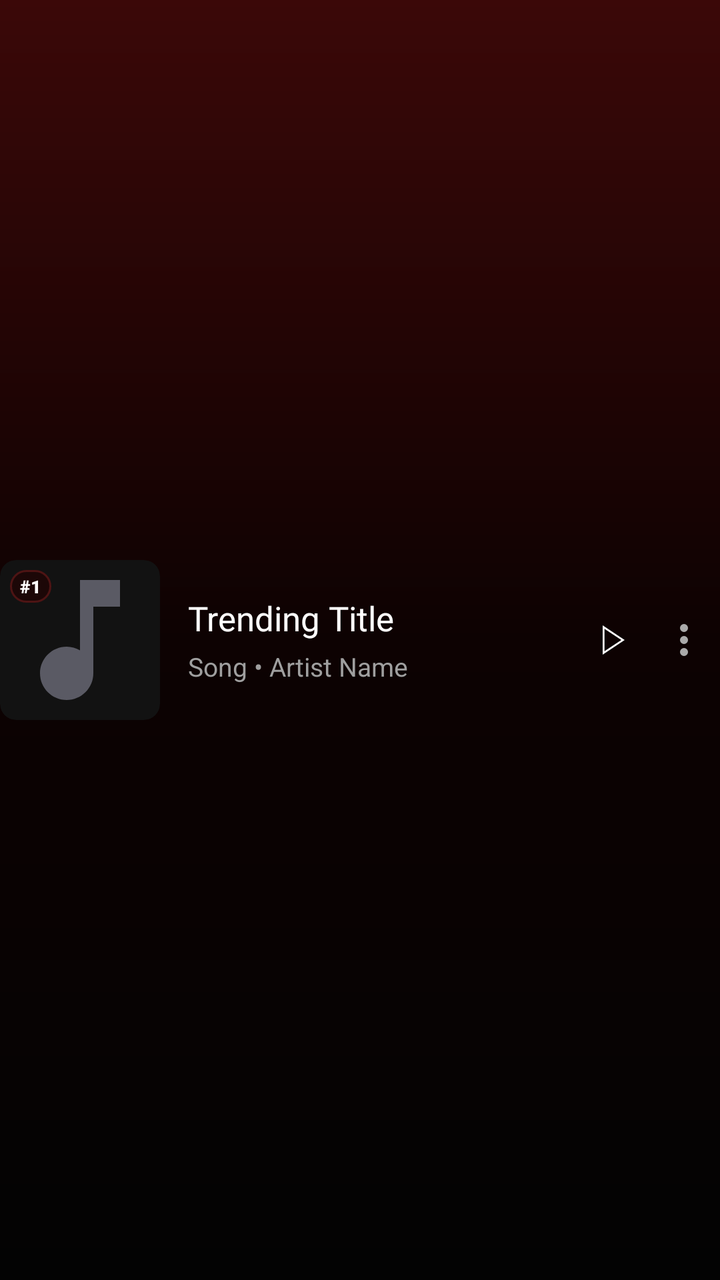
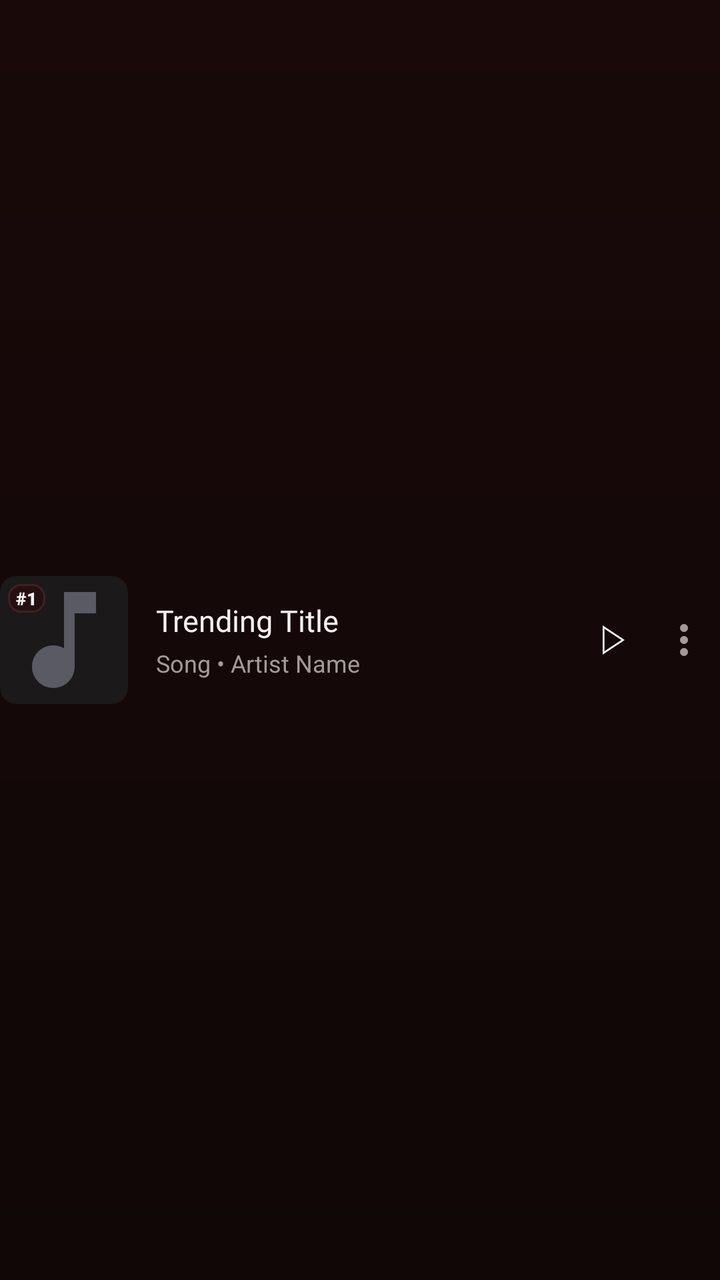

An Android layout rendered at two revisions. The XML below is the earlier revision; the diff shows what the commit changed to produce the second picture.
<!-- AndroidManifest.xml: application theme Theme.BraveMusicPlayer -->
<!-- res/layout/item_trending_row.xml -->
<?xml version="1.0" encoding="utf-8"?>
<LinearLayout xmlns:android="http://schemas.android.com/apk/res/android"
    xmlns:app="http://schemas.android.com/apk/res-auto"
    android:layout_width="match_parent"
    android:layout_height="wrap_content"
    android:background="?android:attr/selectableItemBackground"
    android:gravity="center_vertical"
    android:orientation="horizontal"
    android:paddingTop="8dp"
    android:paddingBottom="8dp">

    
    <androidx.cardview.widget.CardView
        android:layout_width="80dp"
        android:layout_height="80dp"
        app:cardBackgroundColor="@color/surface_black"
        app:cardCornerRadius="8dp"
        app:cardElevation="0dp">

        <ImageView
            android:id="@+id/ivTrendingThumb"
            android:layout_width="match_parent"
            android:layout_height="match_parent"
            android:contentDescription="Trending Artwork"
            android:scaleType="centerCrop"
            android:src="@drawable/ic_music_note" />

        
        <TextView
            android:id="@+id/tvTrendingRankBadge"
            android:layout_width="wrap_content"
            android:layout_height="wrap_content"
            android:layout_gravity="top|start"
            android:layout_margin="5dp"
            android:background="@drawable/bg_pill_badge"
            android:fontFamily="sans-serif-black"
            android:paddingStart="5dp"
            android:paddingTop="2dp"
            android:paddingEnd="5dp"
            android:paddingBottom="2dp"
            android:text="#1"
            android:textColor="@color/white_primary"
            android:textSize="9sp" />
    </androidx.cardview.widget.CardView>

    
    <LinearLayout
        android:layout_width="0dp"
        android:layout_height="wrap_content"
        android:layout_marginStart="14dp"
        android:layout_marginEnd="8dp"
        android:layout_weight="1"
        android:orientation="vertical">

        <TextView
            android:id="@+id/tvTrendingTitle"
            android:layout_width="wrap_content"
            android:layout_height="wrap_content"
            android:ellipsize="end"
            android:fontFamily="@font/youtube_sans_bold_font"
            android:maxLines="1"
            android:text="Trending Title"
            android:textColor="@color/white_primary"
            android:textSize="17sp" />

        <TextView
            android:id="@+id/tvTrendingSubtitle"
            android:layout_width="wrap_content"
            android:layout_height="wrap_content"
            android:layout_marginTop="4dp"
            android:ellipsize="end"
            android:fontFamily="sans-serif"
            android:maxLines="1"
            android:text="Song • Artist Name"
            android:textColor="@color/muted_grey"
            android:textSize="13sp" />
    </LinearLayout>

    
    <ImageView
        android:id="@+id/btnTrendingPlay"
        android:layout_width="38dp"
        android:layout_height="38dp"
        android:background="?android:attr/selectableItemBackgroundBorderless"
        android:contentDescription="Play Trending Item"
        android:padding="8dp"
        android:src="@drawable/ic_ytm_play"
        app:tint="@color/white_primary" />

    
    <ImageView
        android:id="@+id/btnTrendingOptions"
        android:layout_width="36dp"
        android:layout_height="36dp"
        android:background="?android:attr/selectableItemBackgroundBorderless"
        android:contentDescription="Trending Item Options"
        android:padding="6dp"
        android:src="@drawable/ic_ytm_overflow"
        app:tint="@color/light_grey_inactive" />

    
    <ImageView
        android:id="@+id/ivTrendingChevron"
        android:layout_width="26dp"
        android:layout_height="26dp"
        android:contentDescription="Open Details"
        android:src="@drawable/ic_ytm_chevron_right"
        android:visibility="gone"
        app:tint="@color/muted_grey" />

</LinearLayout>
<!-- resources referenced by this layout -->
<resources>
  <color name="light_grey_inactive">#AAAAAA</color>
  <color name="muted_grey">#9F9F9F</color>
  <color name="surface_black">#121212</color>
  <color name="white_primary">#FFFFFF</color>
  <!-- drawable bg_pill_badge (drawable) -->
  <?xml version="1.0" encoding="utf-8"?>
  <shape xmlns:android="http://schemas.android.com/apk/res/android"
      android:shape="rectangle">
      <solid android:color="@color/card_red_tint_surface" />
      <stroke
          android:width="1dp"
          android:color="@color/card_red_tint_border" />
      <corners android:radius="8dp" />
  </shape>
  <!-- drawable ic_music_note (drawable) -->
  <vector xmlns:android="http://schemas.android.com/apk/res/android"
      android:width="24dp"
      android:height="24dp"
      android:viewportWidth="24"
      android:viewportHeight="24">
      <path
          android:fillColor="#5A5A64"
          android:pathData="M12,3v10.55c-0.59,-0.34 -1.27,-0.55 -2,-0.55 -2.21,0 -4,1.79 -4,4s1.79,4 4,4 4,-1.79 4,-4V7h4V3h-6z"/>
  </vector>
  <!-- drawable ic_ytm_chevron_right (drawable) -->
  <?xml version="1.0" encoding="utf-8"?>
  <vector xmlns:android="http://schemas.android.com/apk/res/android"
      android:width="24dp"
      android:height="24dp"
      android:viewportWidth="24.0"
      android:viewportHeight="24.0">
      <path
          android:fillColor="@color/white_primary"
          android:pathData="M8.59,16.59L13.17,12 8.59,7.41 10,6l6,6 -6,6 -1.41,-1.41z" />
  </vector>
  <!-- drawable ic_ytm_play (drawable) -->
  <?xml version="1.0" encoding="utf-8"?>
  <vector  android:height="24.0dp" android:width="24.0dp" android:viewportWidth="24.0" android:viewportHeight="24.0"
    xmlns:android="http://schemas.android.com/apk/res/android">
      <path android:fillColor="@android:color/white" android:pathData="M9,5.87L18.2,12L9,18.13V5.87M8,4v16l12,-8L8,4L8,4z" />
  </vector>
  <style name="Theme.BraveMusicPlayer" parent="Theme.MaterialComponents.DayNight.NoActionBar">
          <item name="colorPrimary">@color/youtube_red</item>
          <item name="colorPrimaryVariant">@color/surface_black</item>
          <item name="colorOnPrimary">@color/white_primary</item>
          <item name="colorSecondary">@color/youtube_red</item>
          <item name="colorSecondaryVariant">@color/youtube_red</item>
          <item name="colorOnSecondary">@color/white_primary</item>
          <item name="android:colorBackground">@color/deep_black</item>
          <item name="android:statusBarColor">@color/ytm_bg_top_glow</item>
          <item name="android:navigationBarColor">@color/surface_black</item>
          <item name="android:windowBackground">@drawable/bg_ytm_gradient</item>
          <item name="bottomSheetDialogTheme">@style/YtmBottomSheetDialogTheme</item>
      </style>
  <color name="card_red_tint_surface">#1C0707</color>
  <color name="card_red_tint_border">#4E1414</color>
  <color name="youtube_red">#FF0000</color>
  <color name="deep_black">#030303</color>
  <color name="ytm_bg_top_glow">#3B0808</color>
  <!-- drawable bg_ytm_gradient (drawable) -->
  <?xml version="1.0" encoding="utf-8"?>
  <shape xmlns:android="http://schemas.android.com/apk/res/android"
      android:shape="rectangle">
      <gradient
          android:angle="270"
          android:startColor="@color/ytm_bg_top_glow"
          android:centerColor="@color/ytm_bg_middle"
          android:endColor="@color/ytm_bg_main"
          android:type="linear" />
  </shape>
  <style name="YtmBottomSheetDialogTheme" parent="Theme.Design.Light.BottomSheetDialog">
          <item name="bottomSheetStyle">@style/YtmBottomSheetStyle</item>
          <item name="android:windowIsFloating">false</item>
          <item name="android:navigationBarColor">@color/surface_black</item>
      </style>
  <color name="ytm_bg_middle">#0D0202</color>
  <color name="ytm_bg_main">#030303</color>
  <style name="YtmBottomSheetStyle" parent="Widget.Design.BottomSheet.Modal">
          <item name="android:background">@android:color/transparent</item>
      </style>
  <!-- unchanged entries left out for length: 1 -->
</resources>

<!-- the commit's change to res/layout/item_trending_row.xml (unified diff, before → after) -->
@@ -11,9 +11,9 @@
 
     
     <androidx.cardview.widget.CardView
-        android:layout_width="80dp"
-        android:layout_height="80dp"
-        app:cardBackgroundColor="@color/surface_black"
+        android:layout_width="64dp"
+        android:layout_height="64dp"
+        app:cardBackgroundColor="@color/surfaceCard"
         app:cardCornerRadius="8dp"
         app:cardElevation="0dp">
 
@@ -31,15 +31,15 @@
             android:layout_width="wrap_content"
             android:layout_height="wrap_content"
             android:layout_gravity="top|start"
-            android:layout_margin="5dp"
+            android:layout_margin="4dp"
             android:background="@drawable/bg_pill_badge"
             android:fontFamily="sans-serif-black"
-            android:paddingStart="5dp"
-            android:paddingTop="2dp"
-            android:paddingEnd="5dp"
-            android:paddingBottom="2dp"
+            android:paddingStart="4dp"
+            android:paddingTop="1dp"
+            android:paddingEnd="4dp"
+            android:paddingBottom="1dp"
             android:text="#1"
-            android:textColor="@color/white_primary"
+            android:textColor="@color/textPrimary"
             android:textSize="9sp" />
     </androidx.cardview.widget.CardView>
 
@@ -60,20 +60,20 @@
             android:fontFamily="@font/youtube_sans_bold_font"
             android:maxLines="1"
             android:text="Trending Title"
-            android:textColor="@color/white_primary"
-            android:textSize="17sp" />
+            android:textColor="@color/textPrimary"
+            android:textSize="15sp" />
 
         <TextView
             android:id="@+id/tvTrendingSubtitle"
             android:layout_width="wrap_content"
             android:layout_height="wrap_content"
-            android:layout_marginTop="4dp"
+            android:layout_marginTop="3dp"
             android:ellipsize="end"
             android:fontFamily="sans-serif"
             android:maxLines="1"
             android:text="Song • Artist Name"
-            android:textColor="@color/muted_grey"
-            android:textSize="13sp" />
+            android:textColor="@color/textSecondary"
+            android:textSize="12sp" />
     </LinearLayout>
 
     
@@ -85,7 +85,7 @@
         android:contentDescription="Play Trending Item"
         android:padding="8dp"
         android:src="@drawable/ic_ytm_play"
-        app:tint="@color/white_primary" />
+        app:tint="@color/textPrimary" />
 
     
     <ImageView
@@ -96,7 +96,7 @@
         android:contentDescription="Trending Item Options"
         android:padding="6dp"
         android:src="@drawable/ic_ytm_overflow"
-        app:tint="@color/light_grey_inactive" />
+        app:tint="@color/textSecondary" />
 
     
     <ImageView
@@ -106,6 +106,6 @@
         android:contentDescription="Open Details"
         android:src="@drawable/ic_ytm_chevron_right"
         android:visibility="gone"
-        app:tint="@color/muted_grey" />
+        app:tint="@color/textSecondary" />
 
 </LinearLayout>
<!-- resource entries referenced after the edit -->
@@ -1,18 +1,21 @@
 <!-- resources referenced by this layout -->
 <resources>
-  <color name="light_grey_inactive">#AAAAAA</color>
-  <color name="muted_grey">#9F9F9F</color>
-  <color name="surface_black">#121212</color>
-  <color name="white_primary">#FFFFFF</color>
+  <color name="surfaceCard">#1B1919</color>
+  <color name="textPrimary">#F5F1F1</color>
+  <color name="textSecondary">#A49A9A</color>
+  <color name="white_primary">@color/textPrimary</color>
+  <color name="accentPrimary">#B8203A</color>
+  <color name="accentPressed">#8F1830</color>
+  <color name="background">#100707</color>
   <!-- drawable bg_pill_badge (drawable) -->
   <?xml version="1.0" encoding="utf-8"?>
   <shape xmlns:android="http://schemas.android.com/apk/res/android"
       android:shape="rectangle">
-      <solid android:color="@color/card_red_tint_surface" />
+      <solid android:color="@color/surfaceElevated" />
       <stroke
           android:width="1dp"
-          android:color="@color/card_red_tint_border" />
-      <corners android:radius="8dp" />
+          android:color="@color/borderSubtle" />
+      <corners android:radius="6dp" />
   </shape>
   <!-- drawable ic_music_note (drawable) -->
   <vector xmlns:android="http://schemas.android.com/apk/res/android"
@@ -42,42 +45,37 @@
       <path android:fillColor="@android:color/white" android:pathData="M9,5.87L18.2,12L9,18.13V5.87M8,4v16l12,-8L8,4L8,4z" />
   </vector>
   <style name="Theme.BraveMusicPlayer" parent="Theme.MaterialComponents.DayNight.NoActionBar">
-          <item name="colorPrimary">@color/youtube_red</item>
-          <item name="colorPrimaryVariant">@color/surface_black</item>
-          <item name="colorOnPrimary">@color/white_primary</item>
-          <item name="colorSecondary">@color/youtube_red</item>
-          <item name="colorSecondaryVariant">@color/youtube_red</item>
-          <item name="colorOnSecondary">@color/white_primary</item>
-          <item name="android:colorBackground">@color/deep_black</item>
-          <item name="android:statusBarColor">@color/ytm_bg_top_glow</item>
-          <item name="android:navigationBarColor">@color/surface_black</item>
+          <item name="colorPrimary">@color/accentPrimary</item>
+          <item name="colorPrimaryVariant">@color/surfaceCard</item>
+          <item name="colorOnPrimary">@color/textPrimary</item>
+          <item name="colorSecondary">@color/accentPrimary</item>
+          <item name="colorSecondaryVariant">@color/accentPressed</item>
+          <item name="colorOnSecondary">@color/textPrimary</item>
+          <item name="android:colorBackground">@color/background</item>
+          <item name="android:statusBarColor">@color/background</item>
+          <item name="android:navigationBarColor">@color/background</item>
           <item name="android:windowBackground">@drawable/bg_ytm_gradient</item>
-          <item name="bottomSheetDialogTheme">@style/YtmBottomSheetDialogTheme</item>
+          <item name="bottomSheetDialogTheme">@style/MelodyBottomSheetDialogTheme</item>
       </style>
-  <color name="card_red_tint_surface">#1C0707</color>
-  <color name="card_red_tint_border">#4E1414</color>
-  <color name="youtube_red">#FF0000</color>
-  <color name="deep_black">#030303</color>
-  <color name="ytm_bg_top_glow">#3B0808</color>
+  <color name="surfaceElevated">#241010</color>
+  <color name="borderSubtle">#422020</color>
   <!-- drawable bg_ytm_gradient (drawable) -->
   <?xml version="1.0" encoding="utf-8"?>
   <shape xmlns:android="http://schemas.android.com/apk/res/android"
       android:shape="rectangle">
       <gradient
           android:angle="270"
-          android:startColor="@color/ytm_bg_top_glow"
-          android:centerColor="@color/ytm_bg_middle"
-          android:endColor="@color/ytm_bg_main"
+          android:startColor="@color/backgroundSecondary"
+          android:endColor="@color/background"
           android:type="linear" />
   </shape>
-  <style name="YtmBottomSheetDialogTheme" parent="Theme.Design.Light.BottomSheetDialog">
-          <item name="bottomSheetStyle">@style/YtmBottomSheetStyle</item>
+  <style name="MelodyBottomSheetDialogTheme" parent="Theme.Design.Light.BottomSheetDialog">
+          <item name="bottomSheetStyle">@style/MelodyBottomSheetStyle</item>
           <item name="android:windowIsFloating">false</item>
-          <item name="android:navigationBarColor">@color/surface_black</item>
+          <item name="android:navigationBarColor">@color/background</item>
       </style>
-  <color name="ytm_bg_middle">#0D0202</color>
-  <color name="ytm_bg_main">#030303</color>
-  <style name="YtmBottomSheetStyle" parent="Widget.Design.BottomSheet.Modal">
+  <color name="backgroundSecondary">#190909</color>
+  <style name="MelodyBottomSheetStyle" parent="Widget.Design.BottomSheet.Modal">
           <item name="android:background">@android:color/transparent</item>
       </style>
   <!-- unchanged entries left out for length: 1 -->
